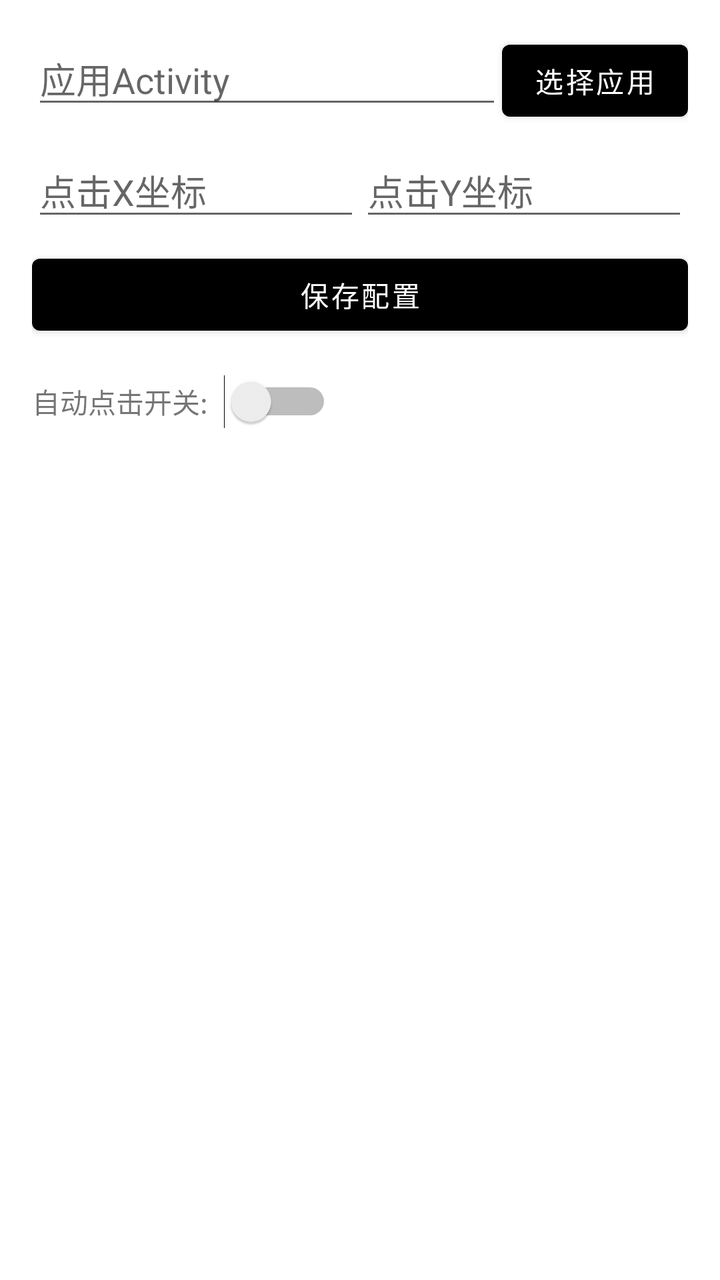
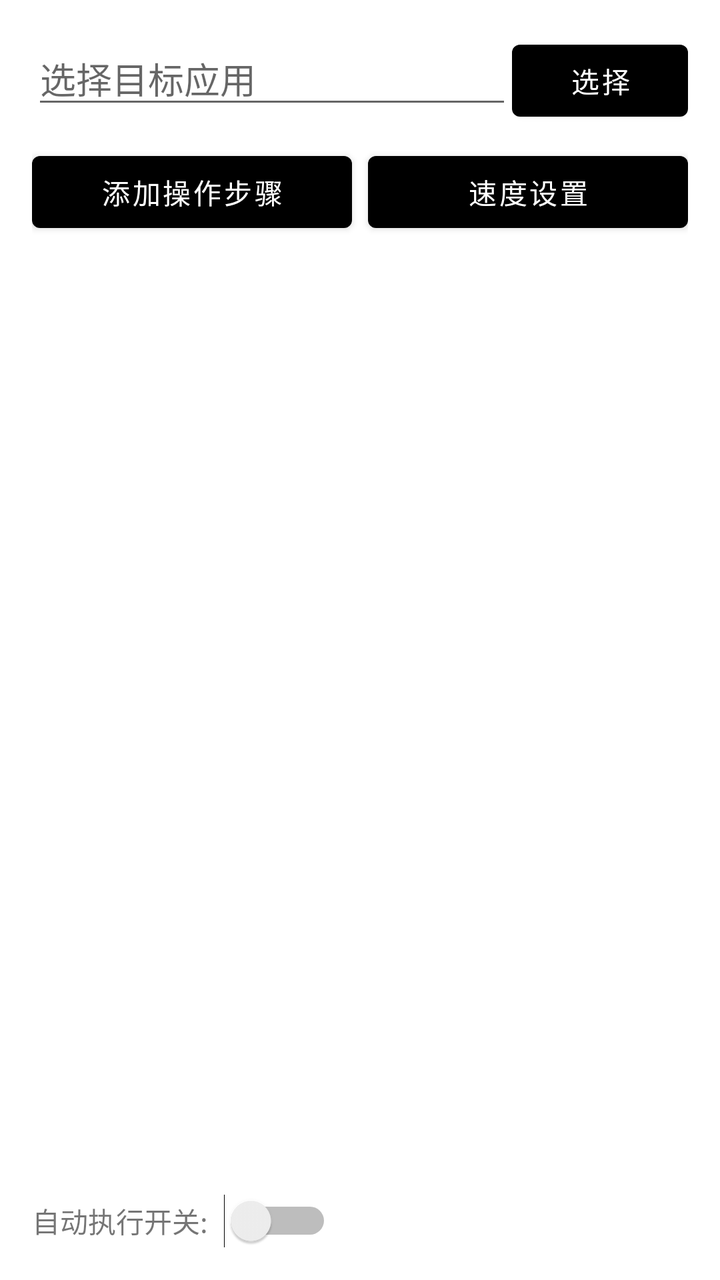

Before-and-after screenshots of an Android layout around one commit, followed by the original layout XML and the change that was made.
<!-- AndroidManifest.xml: application theme Theme.Click -->
<!-- res/layout/activity_main.xml -->
<?xml version="1.0" encoding="utf-8"?>
<LinearLayout xmlns:android="http://schemas.android.com/apk/res/android"
    android:layout_width="match_parent"
    android:layout_height="match_parent"
    android:orientation="vertical"
    android:padding="16dp">

    <LinearLayout
        android:layout_width="match_parent"
        android:layout_height="wrap_content"
        android:orientation="horizontal"
        android:layout_marginBottom="8dp">

        <EditText
            android:id="@+id/et_app_activity"
            android:layout_width="0dp"
            android:layout_height="wrap_content"
            android:layout_weight="1"
            android:hint="应用Activity"
            android:inputType="text"/>

        <Button
            android:id="@+id/btn_select_app"
            android:layout_width="wrap_content"
            android:layout_height="wrap_content"
            android:text="选择应用"/>
    </LinearLayout>

    <LinearLayout
        android:layout_width="match_parent"
        android:layout_height="wrap_content"
        android:orientation="horizontal"
        android:layout_marginBottom="8dp">

        <EditText
            android:id="@+id/et_target_x"
            android:layout_width="0dp"
            android:layout_height="wrap_content"
            android:layout_weight="1"
            android:hint="点击X坐标"
            android:inputType="number"/>

        <EditText
            android:id="@+id/et_target_y"
            android:layout_width="0dp"
            android:layout_height="wrap_content"
            android:layout_weight="1"
            android:hint="点击Y坐标"
            android:inputType="number"/>
    </LinearLayout>

    <Button
        android:id="@+id/btn_save"
        android:layout_width="match_parent"
        android:layout_height="wrap_content"
        android:text="保存配置"
        android:layout_marginBottom="16dp"/>

    <LinearLayout
        android:layout_width="match_parent"
        android:layout_height="wrap_content"
        android:orientation="horizontal"
        android:gravity="center_vertical">

        <TextView
            android:layout_width="wrap_content"
            android:layout_height="wrap_content"
            android:text="自动点击开关:"
            android:layout_marginEnd="8dp"/>

        <Switch
            android:id="@+id/sw_auto_click"
            android:layout_width="wrap_content"
            android:layout_height="wrap_content"/>
    </LinearLayout>

</LinearLayout>
<!-- resources referenced by this layout -->
<resources>
  <style name="Theme.Click" parent="Theme.MaterialComponents.DayNight.DarkActionBar">
          
          <item name="colorPrimary">@color/black</item>
          <item name="colorPrimaryVariant">@color/purple_700</item>
          <item name="colorOnPrimary">@color/white</item>
          
          <item name="colorSecondary">@color/teal_200</item>
          <item name="colorSecondaryVariant">@color/teal_700</item>
          <item name="colorOnSecondary">@color/black</item>
          
          <item name="android:statusBarColor">?attr/colorPrimaryVariant</item>
          
      </style>
  <color name="black">#FF000000</color>
  <color name="purple_700">#FF3700B3</color>
  <color name="white">#FFFFFFFF</color>
  <color name="teal_200">#FF03DAC5</color>
  <color name="teal_700">#FF018786</color>
</resources>

<!-- the commit's change to res/layout/activity_main.xml (unified diff, before → after) -->
@@ -5,67 +5,70 @@
     android:orientation="vertical"
     android:padding="16dp">
 
+    
     <LinearLayout
         android:layout_width="match_parent"
         android:layout_height="wrap_content"
-        android:orientation="horizontal"
-        android:layout_marginBottom="8dp">
+        android:orientation="horizontal">
 
         <EditText
             android:id="@+id/et_app_activity"
             android:layout_width="0dp"
             android:layout_height="wrap_content"
             android:layout_weight="1"
-            android:hint="应用Activity"
+            android:hint="选择目标应用"
             android:inputType="text"/>
 
         <Button
             android:id="@+id/btn_select_app"
             android:layout_width="wrap_content"
             android:layout_height="wrap_content"
-            android:text="选择应用"/>
+            android:text="选择"/>
     </LinearLayout>
 
+    
     <LinearLayout
         android:layout_width="match_parent"
         android:layout_height="wrap_content"
         android:orientation="horizontal"
-        android:layout_marginBottom="8dp">
+        android:layout_marginTop="8dp">
 
-        <EditText
-            android:id="@+id/et_target_x"
+        <Button
+            android:id="@+id/btn_add_operation"
             android:layout_width="0dp"
             android:layout_height="wrap_content"
             android:layout_weight="1"
-            android:hint="点击X坐标"
-            android:inputType="number"/>
+            android:text="添加操作步骤"/>
 
-        <EditText
-            android:id="@+id/et_target_y"
+        <Button
+            android:id="@+id/btn_settings"
             android:layout_width="0dp"
             android:layout_height="wrap_content"
             android:layout_weight="1"
-            android:hint="点击Y坐标"
-            android:inputType="number"/>
+            android:layout_marginStart="8dp"
+            android:text="速度设置"/>
     </LinearLayout>
 
-    <Button
-        android:id="@+id/btn_save"
+    
+    <ListView
+        android:id="@+id/lv_operations"
         android:layout_width="match_parent"
-        android:layout_height="wrap_content"
-        android:text="保存配置"
-        android:layout_marginBottom="16dp"/>
+        android:layout_height="0dp"
+        android:layout_weight="1"
+        android:layout_marginTop="8dp"/>
 
+    
     <LinearLayout
         android:layout_width="match_parent"
         android:layout_height="wrap_content"
         android:orientation="horizontal"
-        android:gravity="center_vertical">
+        android:gravity="center_vertical"
+        android:layout_marginTop="16dp">
 
         <TextView
             android:layout_width="wrap_content"
             android:layout_height="wrap_content"
-            android:text="自动点击开关:"
+            android:text="自动执行开关:"
             android:layout_marginEnd="8dp"/>
 
         <Switch
@@ -73,5 +76,4 @@
             android:layout_width="wrap_content"
             android:layout_height="wrap_content"/>
     </LinearLayout>
-
 </LinearLayout>
